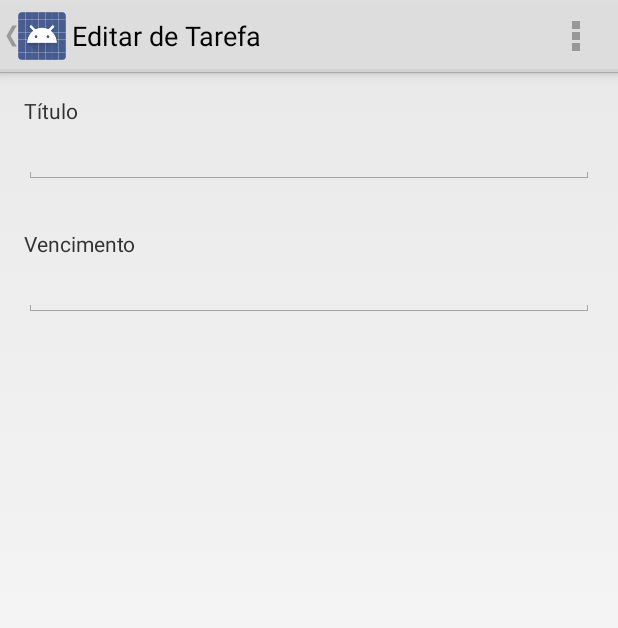
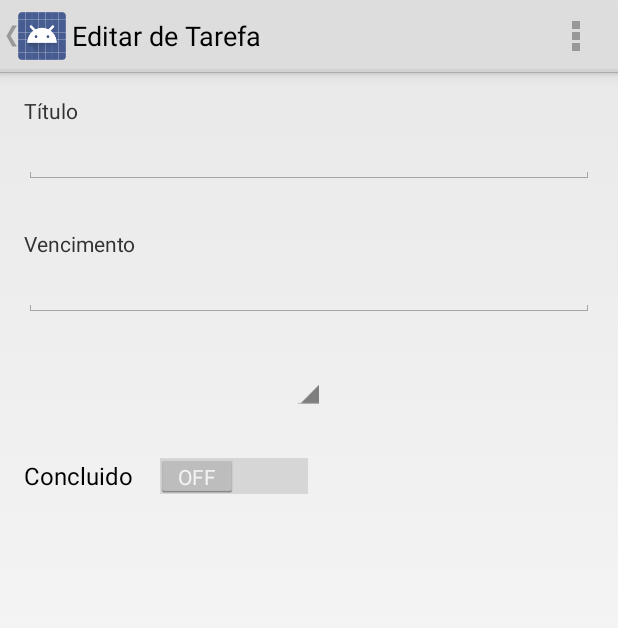
Before and after one commit to ricardo0100/JobsList-Android, an Android app: the EdicaoTarefaActivity screen opened directly, with no data from a screen before it, on a phone screen of 412 x 824 dp. Shown: the top 628 px of the screen. Run offline under Robolectric (Android 15) with nearby library versions, the phone set to English and light mode, and no system bars; 1 statement that could not run was skipped.

Commit message:
Novos controles

```diff
--- a/JobsList/app/src/main/res/layout/activity_edicao_tarefa.xml
+++ b/JobsList/app/src/main/res/layout/activity_edicao_tarefa.xml
@@ -4,7 +4,8 @@
     android:paddingRight="@dimen/activity_horizontal_margin"
     android:paddingTop="@dimen/activity_vertical_margin"
     android:paddingBottom="@dimen/activity_vertical_margin"
-    tools:context="br.com.otes06.jobslist.EdicaoTarefaActivity">
+    tools:context="br.com.otes06.jobslist.EdicaoTarefaActivity"
+    android:id="@+id/grupoTextView">
 
     <TextView
         android:layout_width="wrap_content"
@@ -32,7 +33,7 @@
         android:layout_height="wrap_content"
         android:textAppearance="?android:attr/textAppearanceSmall"
         android:text="Vencimento"
-        android:id="@+id/textView"
+        android:id="@+id/vencimentoTextView"
         android:layout_below="@+id/tituloEditText"
         android:layout_alignParentLeft="true"
         android:layout_alignParentStart="true"
@@ -44,11 +45,30 @@
         android:inputType="time"
         android:ems="10"
         android:id="@+id/vencimentoEditText"
-        android:layout_below="@+id/textView"
+        android:layout_below="@+id/vencimentoTextView"
         android:layout_alignParentLeft="true"
         android:layout_alignParentStart="true"
         android:layout_alignParentRight="true"
         android:layout_alignParentEnd="true" />
 
+    <Spinner
+        android:layout_width="wrap_content"
+        android:layout_height="wrap_content"
+        android:id="@+id/spinner"
+        android:layout_centerHorizontal="true"
+        android:layout_marginTop="30dp"
+        android:layout_below="@+id/vencimentoEditText" />
+
+    <Switch
+        android:layout_width="wrap_content"
+        android:layout_height="wrap_content"
+        android:text="Concluido"
+        android:id="@+id/switchConcluido"
+        android:layout_below="@+id/spinner"
+        android:layout_alignParentLeft="true"
+        android:layout_alignParentStart="true"
+        android:layout_marginTop="30dp"
+        android:checked="false" />
+
 
 </RelativeLayout>
```
